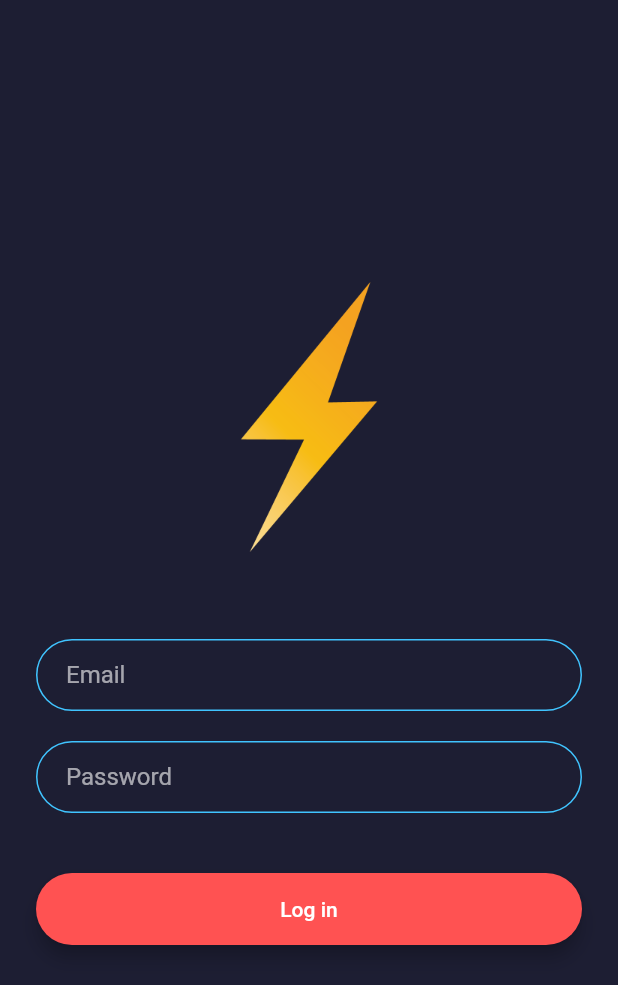
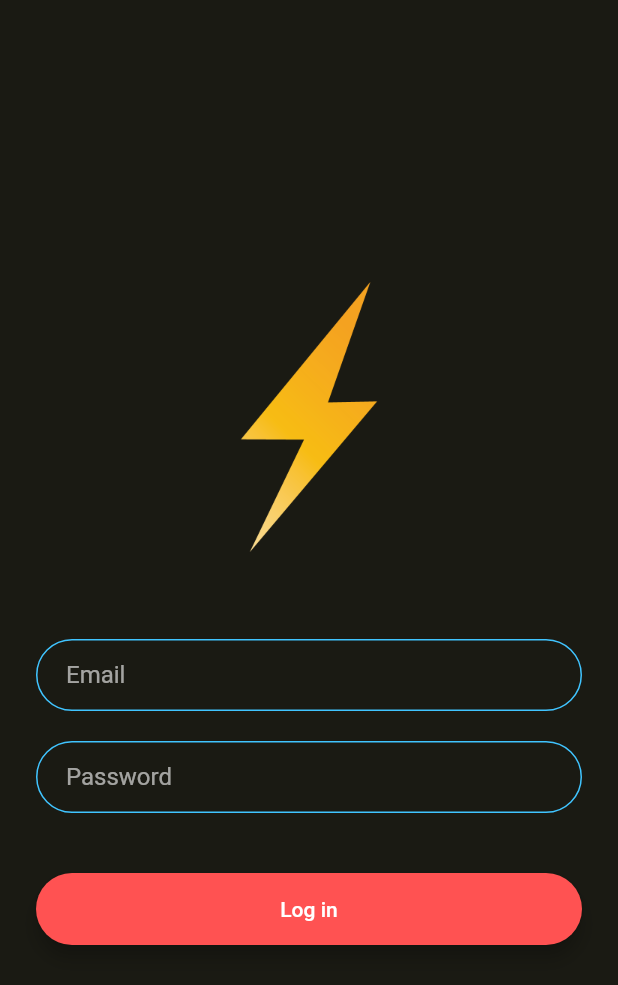
Before and after one commit to Ruben-van-Breda/FlashChat, a Flutter app: the screen it shows after launch, after a tap on "Log in", on a phone screen of 412 x 824 dp. Shown: the top 985 px of the screen. Run offline on Flutter 3.47's test engine with Material 2 defaults, Android fonts, the phone set to English and light mode, and no system bars; our stand-ins replace animated_text_kit, cloud_firestore, firebase_auth, firebase_core, modal_progress_hud; accounts and stored records are empty.

```diff
--- a/lib/constants.dart
+++ b/lib/constants.dart
@@ -1,6 +1,6 @@
 import 'package:flutter/material.dart';
 
-const ACTIVE_CARD_COLOR = Color(0xFF1D1E33);
+const ACTIVE_CARD_COLOR = Color(0xFF1A1A13);
 
 const kSendButtonTextStyle = TextStyle(
   color: Colors.lightBlueAccent,
--- a/lib/screens/login_screen.dart
+++ b/lib/screens/login_screen.dart
@@ -12,8 +12,8 @@ class LoginScreen extends StatefulWidget {
 }
 
 class _LoginScreenState extends State<LoginScreen> {
+  final FirebaseAuth _auth = FirebaseAuth.instance;
   bool showSpinner = false;
-  final FirebaseAuth _auth = FirebaseAuth.instance;
   String email;
   String password;
   @override
@@ -27,11 +27,13 @@ class _LoginScreenState extends State<LoginScreen> {
             mainAxisAlignment: MainAxisAlignment.center,
             crossAxisAlignment: CrossAxisAlignment.stretch,
             children: <Widget>[
-              Hero(
-                tag: 'logo',
-                child: Container(
-                  height: 200.0,
-                  child: Image.asset('images/logo.png'),
+              Flexible(
+                child: Hero(
+                  tag: 'logo',
+                  child: Container(
+                    height: 200.0,
+                    child: Image.asset('images/logo.png'),
+                  ),
                 ),
               ),
               SizedBox(
--- a/lib/screens/welcome_screen.dart
+++ b/lib/screens/welcome_screen.dart
@@ -65,11 +65,13 @@ class _WelcomeScreenState extends State<WelcomeScreen>
           children: <Widget>[
             Row(
               children: <Widget>[
-                Hero(
-                  tag: 'logo',
-                  child: Container(
-                    child: Image.asset('images/logo.png'),
-                    height: animationForLogo.value * 80,
+                Flexible(
+                  child: Hero(
+                    tag: 'logo',
+                    child: Container(
+                      child: Image.asset('images/logo.png'),
+                      height: animationForLogo.value * 80,
+                    ),
                   ),
                 ),
                 TypewriterAnimatedTextKit(
```
Also changed, not shown: lib/screens/chat_screen.dart (+92 -41 lines), 1 other file.
